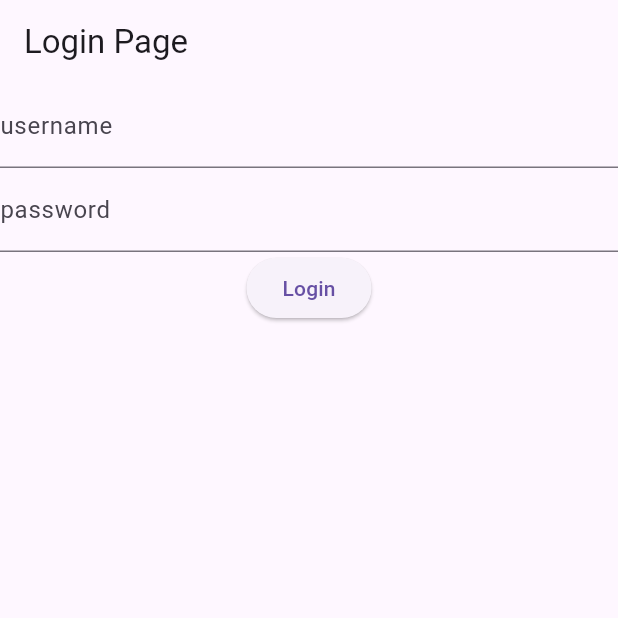
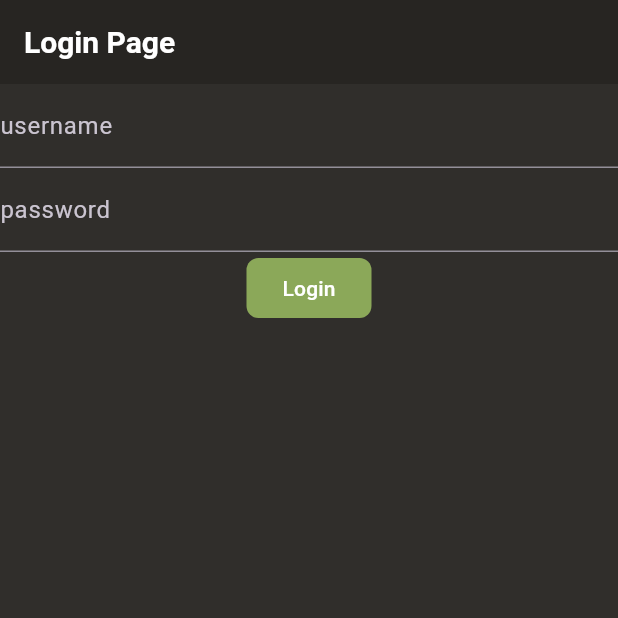
Before and after one commit to MeowKyWay/GoGoGame, a Flutter app: the screen it shows after launch, on a phone screen of 412 x 824 dp, the top half of it. Run offline on Flutter 3.47's test engine with Material 3 defaults, Android fonts, the phone set to English and light mode, and no system bars; our stand-ins replace flutter_riverpod, flutter_secure_storage; missing offline and left inert: dart_jsonwebtoken.

Commit message:
Add a little bit of theme

```diff
--- /dev/null
+++ b/frontend/lib/core/themes/app_theme.dart
@@ -0,0 +1,39 @@
+import 'package:flutter/material.dart';
+import 'package:gogogame_frontend/core/themes/dark_color_scheme.dart';
+
+class AppTheme {
+  static ThemeData get darkTheme {
+    return getTheme(colorScheme: darkColorScheme);
+  }
+
+  static ThemeData getTheme({required ColorScheme colorScheme}) {
+    return ThemeData(
+      brightness: colorScheme.brightness,
+      primaryColor: colorScheme.primary,
+      scaffoldBackgroundColor: colorScheme.surface,
+      appBarTheme: AppBarTheme(
+        backgroundColor: colorScheme.primary,
+        titleTextStyle: TextStyle(
+          color: colorScheme.onPrimary,
+          fontSize: 20,
+          fontWeight: FontWeight.bold,
+        ),
+        actionsIconTheme: IconThemeData(color: colorScheme.onPrimary, size: 20),
+      ),
+      bottomNavigationBarTheme: BottomNavigationBarThemeData(
+        backgroundColor: colorScheme.primary,
+        selectedItemColor: colorScheme.secondary,
+        unselectedItemColor: colorScheme.onPrimary,
+      ),
+      filledButtonTheme: FilledButtonThemeData(
+        style: ButtonStyle(
+          backgroundColor: WidgetStateProperty.all(colorScheme.secondary),
+          shape: WidgetStateProperty.all(
+            RoundedRectangleBorder(borderRadius: BorderRadius.circular(8)),
+          ),
+          foregroundColor: WidgetStateProperty.all(colorScheme.onSecondary),
+        ),
+      ),
+    );
+  }
+}
--- /dev/null
+++ b/frontend/lib/core/themes/dark_color_scheme.dart
@@ -0,0 +1,17 @@
+import 'package:flutter/material.dart';
+
+final darkColorScheme = ColorScheme(
+  brightness: Brightness.dark,
+
+  primary: Color.fromARGB(255, 39, 37, 34),
+  onPrimary: Colors.white,
+  secondary: Color.fromARGB(255, 139, 168, 89),
+  onSecondary: Colors.white,
+
+  error: Color.fromARGB(255, 223, 75, 75),
+  onError: Colors.white,
+  surface: Color.fromARGB(255, 48, 46, 43),
+  onSurface: Colors.white,
+);
+
+const Color primaryColor = Color.fromARGB(255, 39, 37, 34);
--- a/frontend/lib/main.dart
+++ b/frontend/lib/main.dart
@@ -1,6 +1,7 @@
 import 'package:flutter/material.dart';
 import 'package:flutter_riverpod/flutter_riverpod.dart';
 import 'package:gogogame_frontend/core/services/auth/auth_service_provider.dart';
+import 'package:gogogame_frontend/core/themes/app_theme.dart';
 import 'package:gogogame_frontend/pages/auth/login_page.dart';
 import 'package:gogogame_frontend/pages/home_page.dart';
 
@@ -15,7 +16,7 @@ class MyApp extends ConsumerWidget {
   Widget build(BuildContext context, WidgetRef ref) {
     bool isAuthenticated = ref.watch(authStateProvider);
     return MaterialApp(
-      theme: ThemeData(primarySwatch: Colors.blue),
+      theme: AppTheme.darkTheme,
       home: isAuthenticated ? const HomePage() : const LoginPage(),
     );
   }
--- a/frontend/lib/pages/auth/login_page.dart
+++ b/frontend/lib/pages/auth/login_page.dart
@@ -37,7 +37,7 @@ class _LoginPageState extends ConsumerState<LoginPage> {
                 ],
               ),
             ),
-            ElevatedButton(
+            FilledButton(
               onPressed: () async {
                 final username = _usernameController.text;
                 final password = _passwordController.text;
--- a/frontend/lib/pages/home_page.dart
+++ b/frontend/lib/pages/home_page.dart
@@ -1,16 +1,23 @@
-import 'package:flutter/cupertino.dart';
 import 'package:flutter/material.dart';
+import 'package:flutter_riverpod/flutter_riverpod.dart';
+import 'package:gogogame_frontend/core/services/auth/auth_service_provider.dart';
 
-class HomePage extends StatelessWidget {
+class HomePage extends ConsumerWidget {
   const HomePage({super.key});
 
   @override
-  Widget build(BuildContext context) {
+  Widget build(BuildContext context, WidgetRef ref) {
     return Scaffold(
       body: Center(
         child: Column(
           mainAxisAlignment: MainAxisAlignment.center,
-          children: <Widget>[const Text('Welcome to GoGoGame!')],
+          children: <Widget>[
+            const Text('Welcome to GoGoGame!'),
+            ElevatedButton(
+              onPressed: ref.read(authStateProvider.notifier).logout,
+              child: const Text('Logout'),
+            ),
+          ],
         ),
       ),
     );
```
